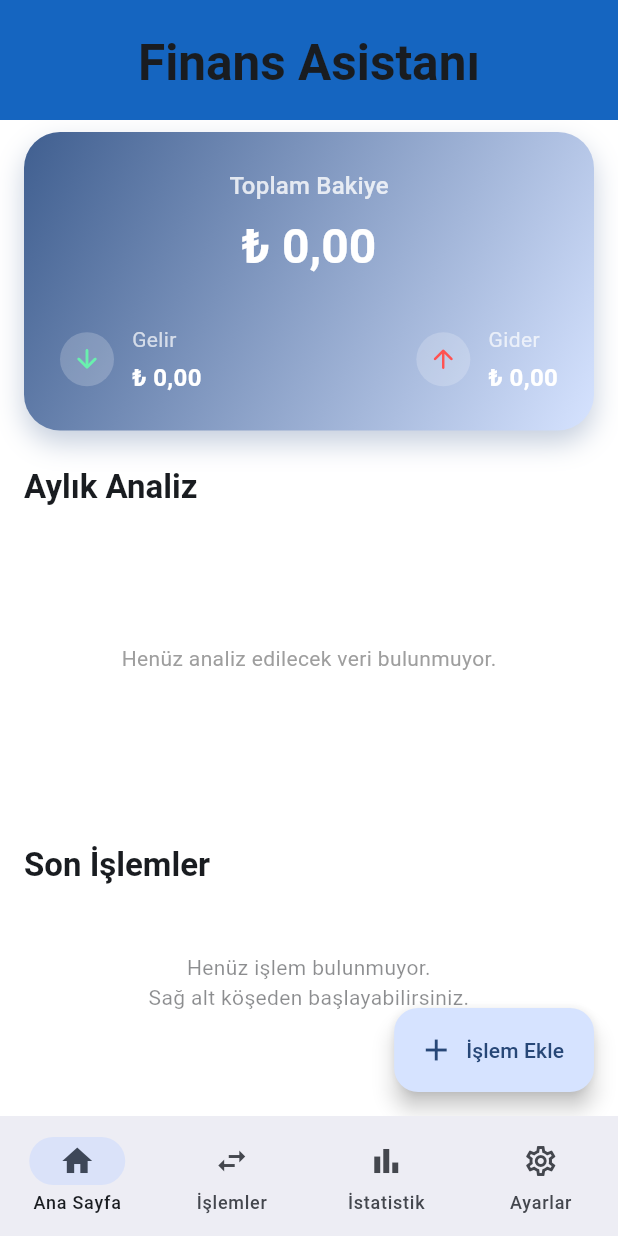
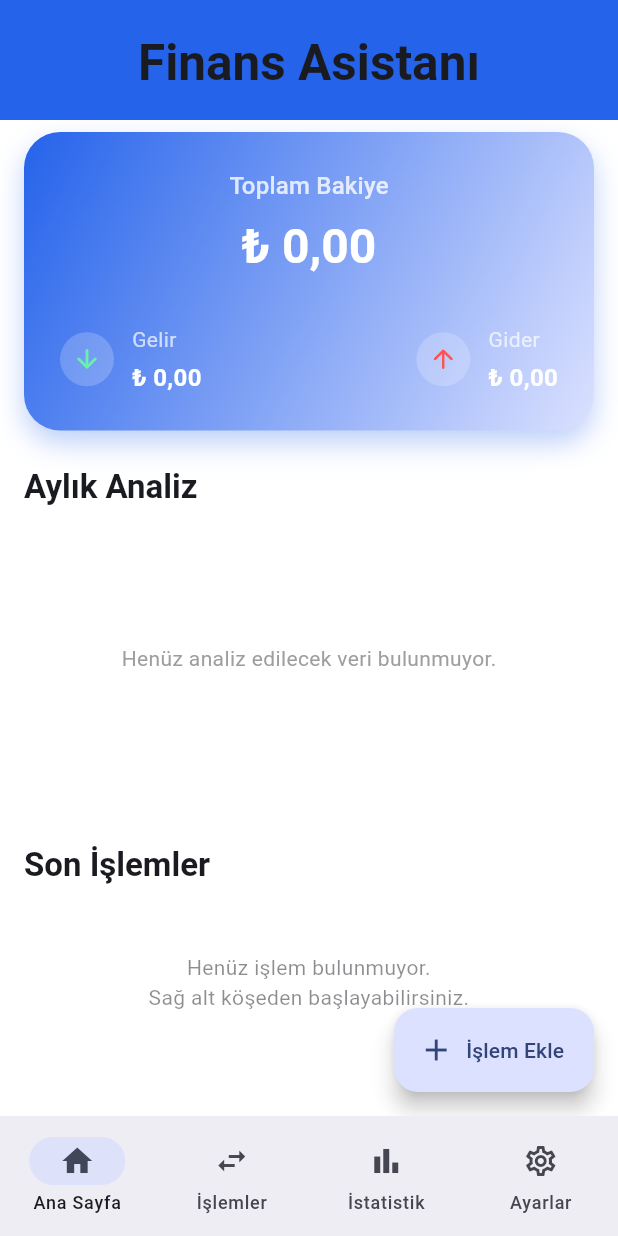
Before and after one commit to FurkanOguzgoksu/finans_app, a Flutter app: the screen it shows after launch, after a tap on "Atla", on a phone screen of 412 x 824 dp. Run offline on Flutter 3.47's test engine with Material 3 defaults, Android fonts, the phone set to English and light mode, and no system bars; our stand-ins replace fl_chart, go_router, shared_preferences, sqflite, supabase_flutter; accounts and stored records are empty.

Commit message:
[Hafta 7] feat(theme): Uygulama teması (açık/koyu mod) tercihi kodlandı ve Ayarlar ekranına eklendi

```diff
--- a/lib/main.dart
+++ b/lib/main.dart
@@ -1,11 +1,14 @@
 import 'package:flutter/material.dart';
 import 'package:provider/provider.dart';
 import 'package:shared_preferences/shared_preferences.dart';
+import 'package:intl/date_symbol_data_local.dart';
 import 'services/supabase_service.dart';
 import 'utils/app_router.dart';
 import 'providers/backup_provider.dart';
 import 'providers/category_provider.dart';
 import 'providers/transaction_provider.dart';
+import 'providers/theme_provider.dart';
+import 'utils/app_theme.dart';
 
 void main() async {
   WidgetsFlutterBinding.ensureInitialized();
@@ -13,12 +16,16 @@ void main() async {
   final prefs = await SharedPreferences.getInstance();
   final bool hasSeenOnboarding = prefs.getBool('has_seen_onboarding') ?? false;
 
+  // Türkçe tarih formatı için locale başlatma
+  await initializeDateFormatting('tr_TR');
+
   // Supabase başlatma
   await SupabaseService.initialize();
 
   runApp(
     MultiProvider(
       providers: [
+        ChangeNotifierProvider(create: (_) => ThemeProvider()),
         ChangeNotifierProvider(create: (_) => BackupProvider()),
         ChangeNotifierProvider(
           create: (_) => CategoryProvider()..loadCategories(),
@@ -42,39 +49,9 @@ class FinansApp extends StatelessWidget {
       title: 'Finans Takip',
       debugShowCheckedModeBanner: false,
 
-      theme: ThemeData(
-        colorScheme: ColorScheme.fromSeed(
-          seedColor: const Color(0xFF1565C0),
-          brightness: Brightness.light,
-          surface: Colors.white,
-        ),
-        scaffoldBackgroundColor: const Color(0xFFF5F5F5), // Açık mod arka planı
-        appBarTheme: const AppBarTheme(
-          centerTitle: true,
-          elevation: 0,
-          backgroundColor: Color(0xFF1565C0),
-          foregroundColor: Colors.white,
-        ),
-        useMaterial3: true,
-      ),
-      darkTheme: ThemeData(
-        colorScheme: ColorScheme.fromSeed(
-          seedColor: const Color(0xFF1565C0),
-          brightness: Brightness.dark,
-          surface: const Color(0xFF1E1E1E),
-        ),
-        scaffoldBackgroundColor: const Color(
-          0xFF121212,
-        ), // Koyu mod arka planı (neredeyse siyah)
-        appBarTheme: const AppBarTheme(
-          centerTitle: true,
-          elevation: 0,
-          backgroundColor: Color(0xFF1E1E1E),
-          foregroundColor: Colors.white,
-        ),
-        useMaterial3: true,
-      ),
-      themeMode: ThemeMode.system,
+      theme: AppTheme.lightTheme,
+      darkTheme: AppTheme.darkTheme,
+      themeMode: context.watch<ThemeProvider>().themeMode,
       routerConfig: AppRouter.createRouter(showOnboarding),
     );
   }
--- /dev/null
+++ b/lib/providers/theme_provider.dart
@@ -0,0 +1,40 @@
+import 'package:flutter/material.dart';
+import 'package:shared_preferences/shared_preferences.dart';
+
+class ThemeProvider extends ChangeNotifier {
+  ThemeMode _themeMode = ThemeMode.system;
+
+  ThemeMode get themeMode => _themeMode;
+
+  ThemeProvider() {
+    _loadTheme();
+  }
+
+  Future<void> _loadTheme() async {
+    final prefs = await SharedPreferences.getInstance();
+    final String? themeStr = prefs.getString('theme_mode');
+
+    if (themeStr != null) {
+      if (themeStr == 'dark') {
+        _themeMode = ThemeMode.dark;
+      } else if (themeStr == 'light') {
+        _themeMode = ThemeMode.light;
+      } else {
+        _themeMode = ThemeMode.system;
+      }
+      notifyListeners();
+    }
+  }
+
+  Future<void> setTheme(ThemeMode mode) async {
+    _themeMode = mode;
+    notifyListeners();
+
+    final prefs = await SharedPreferences.getInstance();
+    String themeStr = 'system';
+    if (mode == ThemeMode.dark) themeStr = 'dark';
+    if (mode == ThemeMode.light) themeStr = 'light';
+
+    await prefs.setString('theme_mode', themeStr);
+  }
+}
--- a/lib/screens/settings_screen.dart
+++ b/lib/screens/settings_screen.dart
@@ -1,5 +1,7 @@
 import 'package:flutter/material.dart';
 import 'package:go_router/go_router.dart';
+import 'package:provider/provider.dart';
+import '../providers/theme_provider.dart';
 
 /// Ayarlar Ekranı - Uygulama ayarlarını yönetir
 class SettingsScreen extends StatelessWidget {
@@ -7,10 +9,39 @@ class SettingsScreen extends StatelessWidget {
 
   @override
   Widget build(BuildContext context) {
+    final themeProvider = context.watch<ThemeProvider>();
     return Scaffold(
       appBar: AppBar(title: const Text('Ayarlar'), centerTitle: true),
       body: ListView(
         children: [
+          ListTile(
+            leading: const Icon(Icons.palette),
+            title: const Text('Tema'),
+            subtitle: const Text('Uygulama temasını seçin'),
+            trailing: DropdownButton<ThemeMode>(
+              value: themeProvider.themeMode,
+              onChanged: (ThemeMode? newMode) {
+                if (newMode != null) {
+                  themeProvider.setTheme(newMode);
+                }
+              },
+              items: const [
+                DropdownMenuItem(
+                  value: ThemeMode.system,
+                  child: Text('Sistem Varsayılanı'),
+                ),
+                DropdownMenuItem(
+                  value: ThemeMode.light,
+                  child: Text('Aydınlık'),
+                ),
+                DropdownMenuItem(
+                  value: ThemeMode.dark,
+                  child: Text('Karanlık'),
+                ),
+              ],
+            ),
+          ),
+          const Divider(),
           ListTile(
             leading: const Icon(Icons.backup),
             title: const Text('Yedekleme Ayarları'),
--- /dev/null
+++ b/lib/utils/app_theme.dart
@@ -0,0 +1,82 @@
+import 'package:flutter/material.dart';
+
+class AppTheme {
+  static const Color _primaryLight = Color(0xFF2563EB); // Modern Mavi
+  static const Color _primaryDark = Color(0xFF3B82F6);
+
+  static const Color _backgroundLight = Color(0xFFF0F2F5);
+  static const Color _backgroundDark = Color(0xFF0F172A);
+
+  static const Color _surfaceLight = Colors.white;
+  static const Color _surfaceDark = Color(0xFF1E293B);
+
+  // Light Theme
+  static ThemeData get lightTheme {
+    return ThemeData(
+      useMaterial3: true,
+      brightness: Brightness.light,
+      colorScheme: ColorScheme.fromSeed(
+        seedColor: _primaryLight,
+        brightness: Brightness.light,
+        primary: _primaryLight,
+        surface: _surfaceLight,
+        background: _backgroundLight,
+      ),
+      scaffoldBackgroundColor: _backgroundLight,
+      appBarTheme: const AppBarTheme(
+        centerTitle: true,
+        elevation: 0,
+        backgroundColor: _primaryLight,
+        foregroundColor: Colors.white,
+        iconTheme: IconThemeData(color: Colors.white),
+      ),
+      cardColor: _surfaceLight,
+      elevatedButtonTheme: ElevatedButtonThemeData(
+        style: ElevatedButton.styleFrom(
+          backgroundColor: _primaryLight,
+          foregroundColor: Colors.white,
+          elevation: 0,
+          shape: RoundedRectangleBorder(
+            borderRadius: BorderRadius.circular(12),
+          ),
+          padding: const EdgeInsets.symmetric(horizontal: 24, vertical: 12),
+        ),
+      ),
+    );
+  }
+
+  // Dark Theme
+  static ThemeData get darkTheme {
+    return ThemeData(
+      useMaterial3: true,
+      brightness: Brightness.dark,
+      colorScheme: ColorScheme.fromSeed(
+        seedColor: _primaryDark,
+        brightness: Brightness.dark,
+        primary: _primaryDark,
+        surface: _surfaceDark,
+        background: _backgroundDark,
+      ),
+      scaffoldBackgroundColor: _backgroundDark,
+      appBarTheme: const AppBarTheme(
+        centerTitle: true,
+        elevation: 0,
+        backgroundColor: Colors.transparent,
+        foregroundColor: Colors.white,
+        iconTheme: IconThemeData(color: Colors.white),
+      ),
+      cardColor: _surfaceDark,
+      elevatedButtonTheme: ElevatedButtonThemeData(
+        style: ElevatedButton.styleFrom(
+          backgroundColor: _primaryDark,
+          foregroundColor: Colors.white,
+          elevation: 0,
+          shape: RoundedRectangleBorder(
+            borderRadius: BorderRadius.circular(12),
+          ),
+          padding: const EdgeInsets.symmetric(horizontal: 24, vertical: 12),
+        ),
+      ),
+    );
+  }
+}
```
